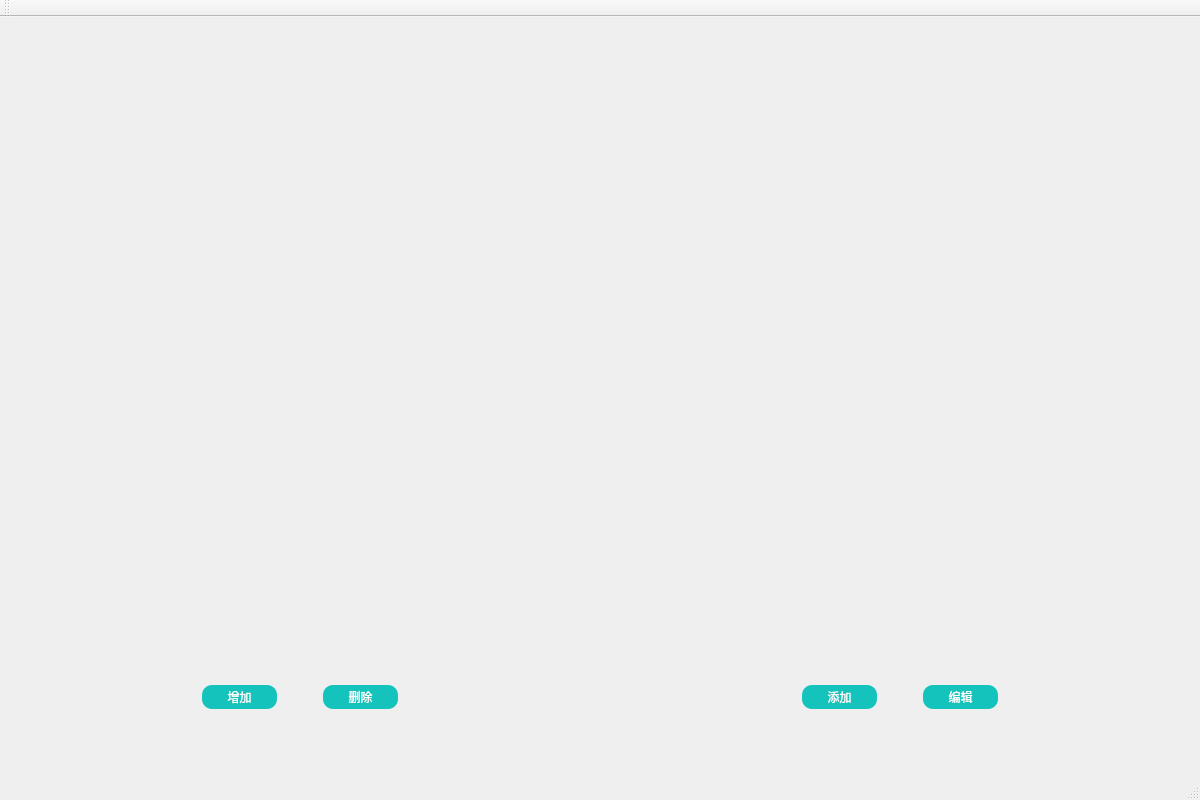
First picture: the form in src/Mainwindow.ui, repository jiguotong/RemindMe, before the edit.
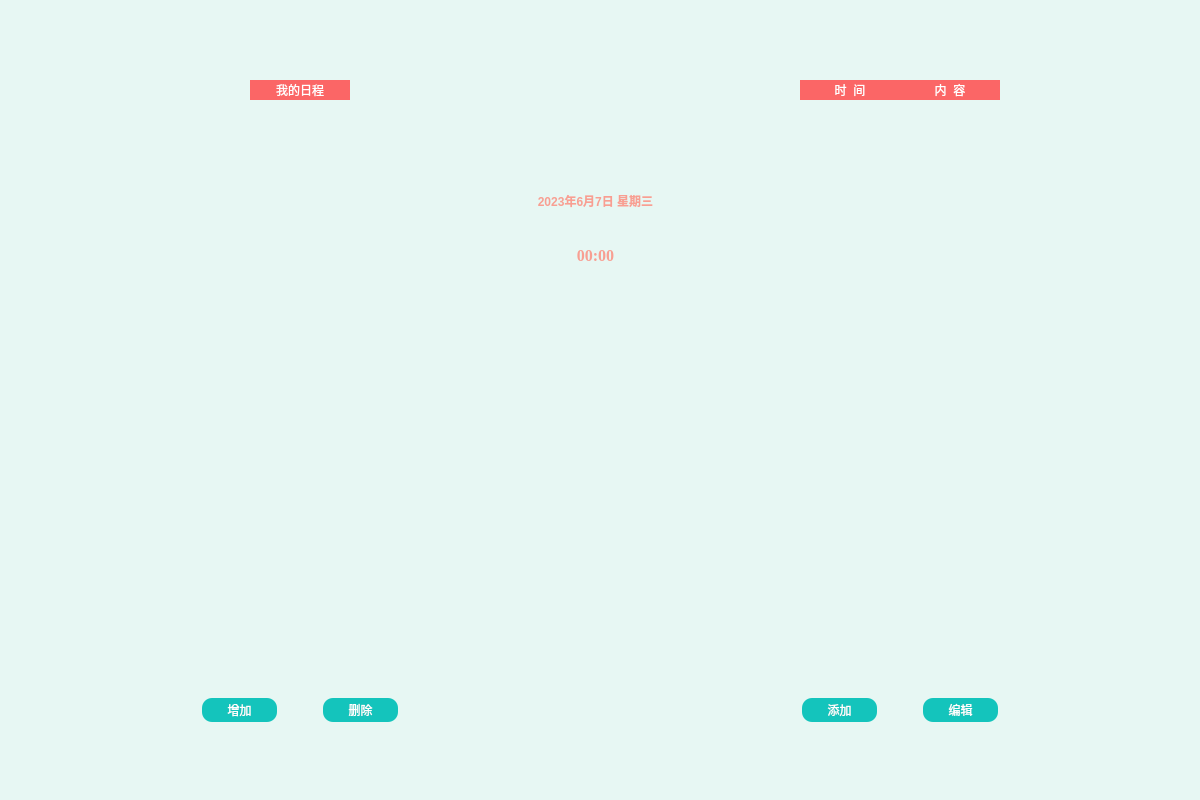
Second picture: the form after the edit.

Diff of the .ui file:
```diff
--- a/src/Mainwindow.ui
+++ b/src/Mainwindow.ui
@@ -32,9 +32,46 @@
 {
 	background-color: rgb(17,171,164);
 }
+#centralWidget
+{
+	background-color: #E7F7F3;
+}
 </string>
   </property>
   <widget class="QWidget" name="centralWidget">
+   <widget class="QLabel" name="label">
+    <property name="geometry">
+     <rect>
+      <x>250</x>
+      <y>80</y>
+      <width>100</width>
+      <height>20</height>
+     </rect>
+    </property>
+    <property name="styleSheet">
+     <string notr="true">
+	font: 25 12pt '微软雅黑';
+	color: rgb(255,255,255);
+	background-color: rgb(251,102,102);
+	border:none;
+</string>
+    </property>
+    <property name="text">
+     <string>我的日程</string>
+    </property>
+    <property name="alignment">
+     <set>Qt::AlignCenter</set>
+    </property>
+   </widget>
+   <widget class="QWidget" name="widget" native="true">
+    <property name="geometry">
+     <rect>
+      <x>0</x>
+      <y>680</y>
+      <width>1200</width>
+      <height>60</height>
+     </rect>
+    </property>
    <layout class="QHBoxLayout" name="horizontalLayout_3">
     <property name="spacing">
      <number>150</number>
@@ -43,7 +80,7 @@
      <number>0</number>
     </property>
     <property name="topMargin">
-     <number>600</number>
+      <number>0</number>
     </property>
     <property name="rightMargin">
      <number>0</number>
@@ -195,25 +232,112 @@
     </item>
    </layout>
   </widget>
-  <widget class="QMenuBar" name="menuBar">
+   <widget class="QLabel" name="label_2">
    <property name="geometry">
     <rect>
-     <x>0</x>
-     <y>0</y>
-     <width>1200</width>
-     <height>23</height>
-    </rect>
-   </property>
-  </widget>
-  <widget class="QToolBar" name="mainToolBar">
-   <attribute name="toolBarArea">
-    <enum>TopToolBarArea</enum>
-   </attribute>
-   <attribute name="toolBarBreak">
-    <bool>false</bool>
-   </attribute>
-  </widget>
-  <widget class="QStatusBar" name="statusBar"/>
+      <x>800</x>
+      <y>80</y>
+      <width>100</width>
+      <height>20</height>
+     </rect>
+    </property>
+    <property name="styleSheet">
+     <string notr="true">border-right-style: solid;
+border-right-width: 1px;
+border-right-color: white;
+border-right: 1px solid white;
+
+	font: 25 12pt '微软雅黑';
+	color: rgb(255,255,255);
+	background-color: rgb(251,102,102);
+	border:none;</string>
+    </property>
+    <property name="text">
+     <string>时  间</string>
+    </property>
+    <property name="alignment">
+     <set>Qt::AlignCenter</set>
+    </property>
+   </widget>
+   <widget class="QLabel" name="label_3">
+    <property name="geometry">
+     <rect>
+      <x>900</x>
+      <y>80</y>
+      <width>100</width>
+      <height>20</height>
+     </rect>
+    </property>
+    <property name="styleSheet">
+     <string notr="true">
+	font: 25 12pt '微软雅黑';
+	color: rgb(255,255,255);
+	background-color: rgb(251,102,102);
+	border:none;</string>
+    </property>
+    <property name="text">
+     <string>内  容</string>
+    </property>
+    <property name="alignment">
+     <set>Qt::AlignCenter</set>
+    </property>
+   </widget>
+   <widget class="QLabel" name="labelDate">
+    <property name="geometry">
+     <rect>
+      <x>510</x>
+      <y>180</y>
+      <width>171</width>
+      <height>41</height>
+     </rect>
+    </property>
+    <property name="styleSheet">
+     <string notr="true">font: 25 12pt '微软雅黑';
+color : #F89F92;
+font-weight:bold;
+border:none;
+background-color: #E7F7F3;</string>
+    </property>
+    <property name="text">
+     <string>2023年6月7日 星期三</string>
+    </property>
+    <property name="alignment">
+     <set>Qt::AlignCenter</set>
+    </property>
+   </widget>
+   <widget class="QLabel" name="labelTime">
+    <property name="geometry">
+     <rect>
+      <x>550</x>
+      <y>240</y>
+      <width>91</width>
+      <height>31</height>
+     </rect>
+    </property>
+    <property name="font">
+     <font>
+      <family>Times New Roman</family>
+      <pointsize>12</pointsize>
+      <weight>75</weight>
+      <italic>false</italic>
+      <bold>true</bold>
+     </font>
+    </property>
+    <property name="styleSheet">
+     <string notr="true">font: 25 12pt 'Times New Roman';
+color : #F89F92;
+font-weight:bold;
+border:none;
+background-color: #E7F7F3;</string>
+    </property>
+    <property name="text">
+     <string>00:00</string>
+    </property>
+    <property name="alignment">
+     <set>Qt::AlignCenter</set>
+    </property>
+   </widget>
+  </widget>
  </widget>
  <layoutdefault spacing="6" margin="11"/>
  <resources/>
```
Lines whose indentation alone changed are shown as unchanged.
